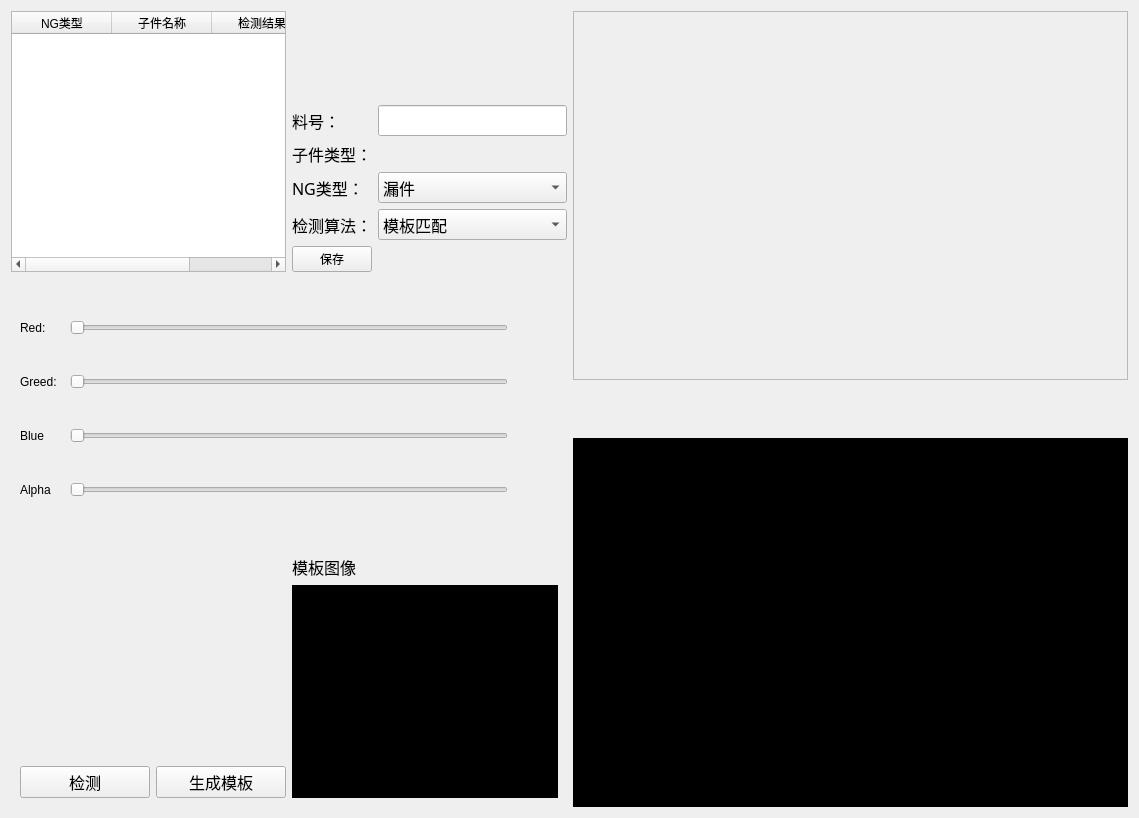
Old version of the form ui/edit_widget.ui in the repository xiashu-tech-sh/AOI-IE.
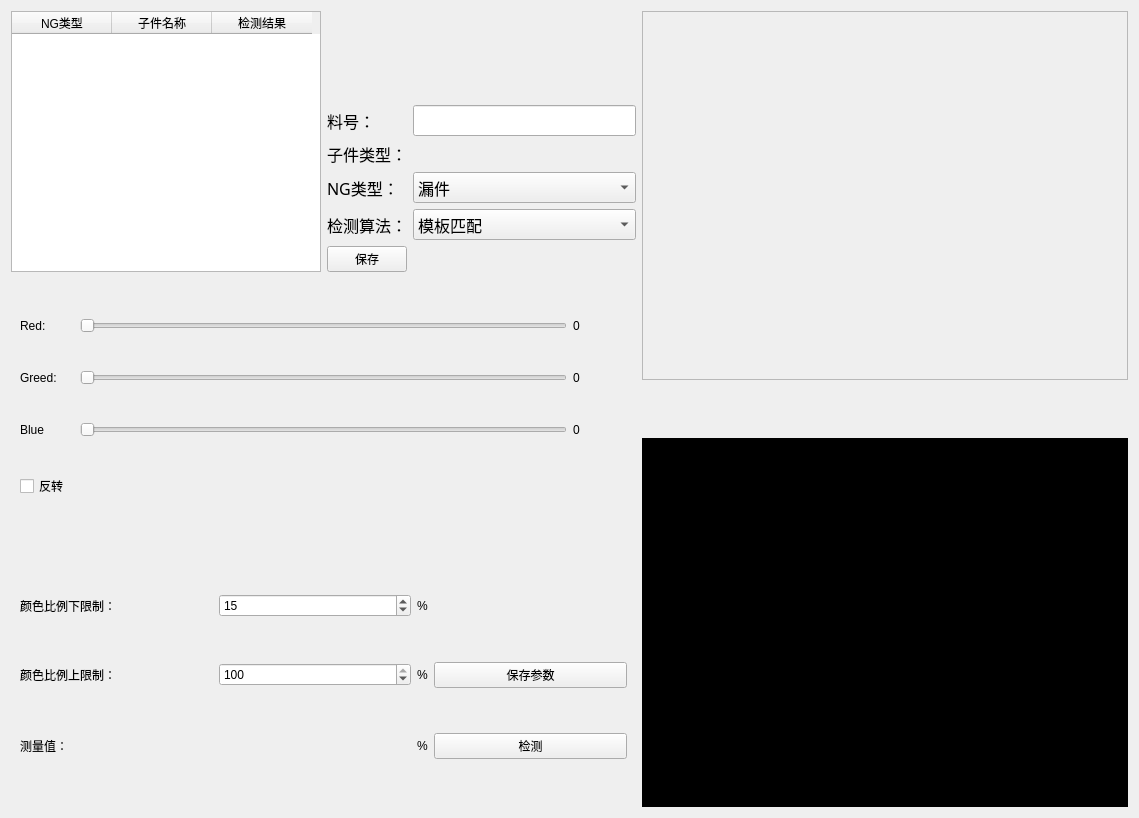
New version of the form.

Patch:
```diff
--- a/ui/edit_widget.ui
+++ b/ui/edit_widget.ui
@@ -13,9 +13,9 @@
   <property name="windowTitle">
    <string>Form</string>
   </property>
-  <layout class="QHBoxLayout" name="horizontalLayout_16">
+  <layout class="QHBoxLayout" name="horizontalLayout_15">
    <item>
-    <layout class="QHBoxLayout" name="horizontalLayout_15" stretch="1,1">
+    <layout class="QHBoxLayout" name="horizontalLayout_14" stretch="9,7">
      <item>
       <layout class="QVBoxLayout" name="verticalLayout_2">
        <item>
@@ -220,14 +220,7 @@
          <widget class="QWidget" name="page_9">
           <layout class="QHBoxLayout" name="horizontalLayout_13">
            <item>
-            <layout class="QGridLayout" name="gridLayout_4" columnstretch="1,10,1" columnminimumwidth="0,0,0">
-             <item row="0" column="2">
-              <widget class="QLabel" name="label_8">
-               <property name="text">
-                <string/>
-               </property>
-              </widget>
-             </item>
+            <layout class="QGridLayout" name="gridLayout_4" columnstretch="1,9,1">
              <item row="1" column="0">
               <widget class="QLabel" name="label">
                <property name="text">
@@ -242,19 +235,6 @@
                </property>
               </widget>
              </item>
-             <item row="0" column="1">
-              <widget class="QSlider" name="horizontalSlider">
-               <property name="maximum">
-                <number>255</number>
-               </property>
-               <property name="pageStep">
-                <number>1</number>
-               </property>
-               <property name="orientation">
-                <enum>Qt::Horizontal</enum>
-               </property>
-              </widget>
-             </item>
              <item row="2" column="1">
               <widget class="QSlider" name="horizontalSlider_3">
                <property name="maximum">
@@ -281,6 +261,13 @@
                </property>
               </widget>
              </item>
+             <item row="0" column="2">
+              <widget class="QLabel" name="label_8">
+               <property name="text">
+                <string>0</string>
+               </property>
+              </widget>
+             </item>
              <item row="0" column="0">
               <widget class="QLabel" name="label_3">
                <property name="text">
@@ -288,44 +275,37 @@
                </property>
               </widget>
              </item>
-             <item row="3" column="0">
-              <widget class="QLabel" name="label_5">
-               <property name="text">
-                <string>Alpha</string>
-               </property>
-              </widget>
-             </item>
-             <item row="3" column="1">
-              <widget class="QSlider" name="horizontalSlider_4">
-               <property name="maximum">
-                <number>255</number>
-               </property>
-               <property name="pageStep">
-                <number>1</number>
-               </property>
-               <property name="orientation">
-                <enum>Qt::Horizontal</enum>
-               </property>
-              </widget>
-             </item>
-             <item row="1" column="2">
-              <widget class="QLabel" name="label_10">
-               <property name="text">
-                <string/>
-               </property>
-              </widget>
-             </item>
              <item row="2" column="2">
               <widget class="QLabel" name="label_11">
                <property name="text">
-                <string/>
+                <string>0</string>
                </property>
               </widget>
              </item>
-             <item row="3" column="2">
-              <widget class="QLabel" name="label_16">
+             <item row="1" column="2">
+              <widget class="QLabel" name="label_10">
                <property name="text">
-                <string/>
+                <string>0</string>
+               </property>
+              </widget>
+             </item>
+             <item row="0" column="1">
+              <widget class="QSlider" name="horizontalSlider">
+               <property name="maximum">
+                <number>255</number>
+               </property>
+               <property name="pageStep">
+                <number>1</number>
+               </property>
+               <property name="orientation">
+                <enum>Qt::Horizontal</enum>
+               </property>
+              </widget>
+             </item>
+             <item row="3" column="0" colspan="3">
+              <widget class="QCheckBox" name="checkBox">
+               <property name="text">
+                <string>反转</string>
                </property>
               </widget>
              </item>
@@ -342,86 +322,105 @@
           <number>0</number>
          </property>
          <widget class="QWidget" name="page">
-          <layout class="QHBoxLayout" name="horizontalLayout_12">
+          <layout class="QHBoxLayout" name="horizontalLayout_3">
            <item>
-            <layout class="QHBoxLayout" name="horizontalLayout_3" stretch="1,1">
-             <item>
-              <layout class="QGridLayout" name="gridLayout_5" rowstretch="0,0,0">
-               <item row="2" column="0">
-                <widget class="QPushButton" name="detect">
-                 <property name="font">
-                  <font>
-                   <family>微软雅黑</family>
-                   <pointsize>12</pointsize>
-                  </font>
+            <layout class="QGridLayout" name="gridLayout_5" rowstretch="0,0,0" columnstretch="1,1,0,1" columnminimumwidth="0,0,0,0">
+             <item row="1" column="3">
+              <widget class="QPushButton" name="pushButton_3">
+               <property name="text">
+                <string>保存参数</string>
+               </property>
+              </widget>
+             </item>
+             <item row="2" column="2">
+              <widget class="QLabel" name="label_43">
+               <property name="text">
+                <string>%</string>
+               </property>
+              </widget>
+             </item>
+             <item row="2" column="3">
+              <widget class="QPushButton" name="pushButton_5">
+               <property name="text">
+                <string>检测</string>
+               </property>
+              </widget>
+             </item>
+             <item row="0" column="1">
+              <widget class="QSpinBox" name="upper_limit">
+               <property name="value">
+                <number>15</number>
+               </property>
+              </widget>
+             </item>
+             <item row="1" column="1">
+              <widget class="QSpinBox" name="lower_limit">
+               <property name="maximum">
+                <number>100</number>
+               </property>
+               <property name="value">
+                <number>100</number>
+               </property>
+              </widget>
+             </item>
+             <item row="0" column="0">
+              <widget class="QLabel" name="label_6">
+               <property name="text">
+                <string>颜色比例下限制：</string>
+               </property>
+              </widget>
+             </item>
+             <item row="0" column="2">
+              <widget class="QLabel" name="label_32">
+               <property name="text">
+                <string>%</string>
+               </property>
+              </widget>
+             </item>
+             <item row="2" column="0">
+              <widget class="QLabel" name="label_41">
+               <property name="text">
+                <string>测量值：</string>
+               </property>
+              </widget>
+             </item>
+             <item row="1" column="2">
+              <widget class="QLabel" name="label_31">
+               <property name="text">
+                <string>%</string>
+               </property>
+              </widget>
+             </item>
+             <item row="1" column="0">
+              <widget class="QLabel" name="label_7">
+               <property name="text">
+                <string>颜色比例上限制：</string>
+               </property>
+              </widget>
+             </item>
+             <item row="2" column="1">
+              <layout class="QHBoxLayout" name="horizontalLayout_12" stretch="2,1">
+               <item>
+                <spacer name="horizontalSpacer_2">
+                 <property name="orientation">
+                  <enum>Qt::Horizontal</enum>
                  </property>
-                 <property name="text">
-                  <string>检测</string>
+                 <property name="sizeHint" stdset="0">
+                  <size>
+                   <width>40</width>
+                   <height>20</height>
+                  </size>
                  </property>
-                </widget>
+                </spacer>
                </item>
-               <item row="0" column="0" colspan="2">
-                <widget class="QLabel" name="label_6">
-                 <property name="text">
-                  <string/>
-                 </property>
-                </widget>
-               </item>
-               <item row="2" column="1">
-                <widget class="QPushButton" name="pushButton_3">
-                 <property name="font">
-                  <font>
-                   <family>微软雅黑</family>
-                   <pointsize>12</pointsize>
-                  </font>
-                 </property>
-                 <property name="text">
-                  <string>生成模板</string>
-                 </property>
-                </widget>
-               </item>
-               <item row="1" column="0" colspan="2">
-                <widget class="QLabel" name="label_7">
-                 <property name="text">
-                  <string/>
-                 </property>
-                </widget>
-               </item>
-              </layout>
-             </item>
-             <item>
-              <layout class="QVBoxLayout" name="verticalLayout_7" stretch="1,9">
                <item>
-                <layout class="QHBoxLayout" name="horizontalLayout_14" stretch="2">
-                 <item>
-                  <widget class="QLabel" name="n_x_threshold_4">
-                   <property name="font">
-                    <font>
-                     <family>微软雅黑</family>
-                     <pointsize>12</pointsize>
-                    </font>
-                   </property>
-                   <property name="text">
-                    <string>模板图像</string>
-                   </property>
-                  </widget>
-                 </item>
-                </layout>
-               </item>
-               <item>
-                <widget class="QLabel" name="template_image">
-                 <property name="cursor">
-                  <cursorShape>ArrowCursor</cursorShape>
-                 </property>
+                <widget class="QLabel" name="measurements">
                  <property name="styleSheet">
-                  <string notr="true">background-color: rgb(0, 0, 0);</string>
+                  <string notr="true">color: rgb(255, 0, 0);</string>
                  </property>
                  <property name="text">
                   <string/>
                  </property>
-                 <property name="alignment">
-                  <set>Qt::AlignCenter</set>
-                 </property>
                 </widget>
                </item>
               </layout>
@@ -617,8 +616,18 @@
                  </property>
                 </widget>
                </item>
-               <item row="3" column="0">
-                <widget class="QPushButton" name="pushButton_5">
+               <item row="2" column="1">
+                <widget class="QSlider" name="horizontalSlider_5">
+                 <property name="maximum">
+                  <number>360</number>
+                 </property>
+                 <property name="orientation">
+                  <enum>Qt::Horizontal</enum>
+                 </property>
+                </widget>
+               </item>
+               <item row="2" column="0">
+                <widget class="QLabel" name="label_18">
                  <property name="font">
                   <font>
                    <family>微软雅黑</family>
@@ -626,7 +635,7 @@
                   </font>
                  </property>
                  <property name="text">
-                  <string>旋转</string>
+                  <string>旋转角度：</string>
                  </property>
                 </widget>
                </item>
@@ -1094,7 +1103,7 @@
            <rect>
             <x>0</x>
             <y>0</y>
-            <width>550</width>
+            <width>481</width>
             <height>364</height>
            </rect>
           </property>
```
Left out of the diff: 44 changed lines with no effect on the pictures.
